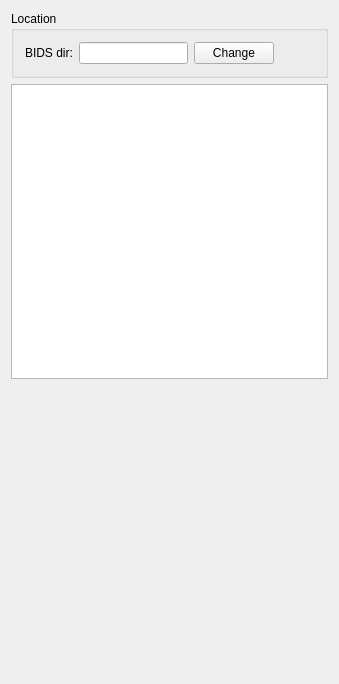
Old version of the form src/AnyWave/IO/BIDS/AwBIDSGUI.ui in the repository HIP-infrastructure/anywave-code.
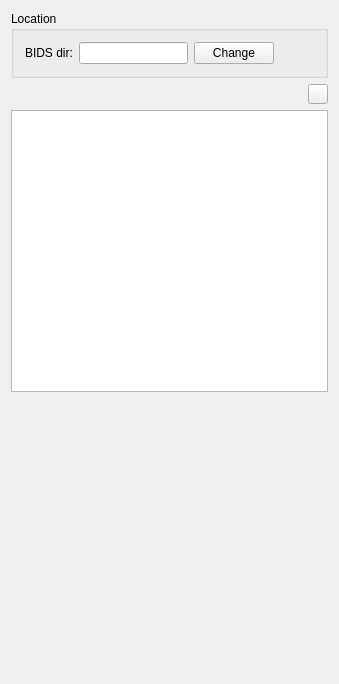
New version of the form. Icons and pictures are not drawn.

```diff
--- a/src/AnyWave/IO/BIDS/AwBIDSGUI.ui
+++ b/src/AnyWave/IO/BIDS/AwBIDSGUI.ui
@@ -53,6 +53,55 @@
      </layout>
     </widget>
    </item>
+   <item>
+    <layout class="QHBoxLayout" name="horizontalLayout_2">
+     <item>
+      <spacer name="horizontalSpacer_2">
+       <property name="orientation">
+        <enum>Qt::Horizontal</enum>
+       </property>
+       <property name="sizeHint" stdset="0">
+        <size>
+         <width>40</width>
+         <height>20</height>
+        </size>
+       </property>
+      </spacer>
+     </item>
+     <item>
+      <widget class="QPushButton" name="buttonOptions">
+       <property name="maximumSize">
+        <size>
+         <width>20</width>
+         <height>20</height>
+        </size>
+       </property>
+       <property name="baseSize">
+        <size>
+         <width>16</width>
+         <height>16</height>
+        </size>
+       </property>
+       <property name="toolTip">
+        <string>Click here to change display options</string>
+       </property>
+       <property name="text">
+        <string/>
+       </property>
+       <property name="icon">
+        <iconset resource="../../../../resources/AnyWave.qrc">
+         <normaloff>:/images/ox_eye_32.png</normaloff>:/images/ox_eye_32.png</iconset>
+       </property>
+       <property name="iconSize">
+        <size>
+         <width>16</width>
+         <height>16</height>
+        </size>
+       </property>
+      </widget>
+     </item>
+    </layout>
+   </item>
    <item>
     <widget class="QTreeView" name="treeView">
      <property name="layoutDirection">
```
Left out of the diff: 10 changed lines with no effect on the pictures.
